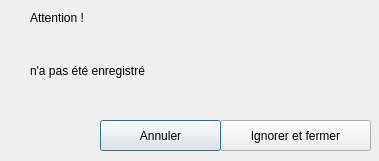
First picture: the form in source/dialogclose.ui, repository Bramas/SimTex, before the edit.
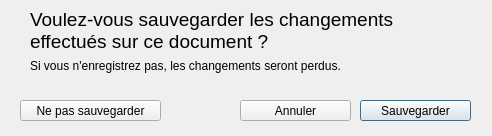
Second picture: the form after the edit.

Commit message: add default font to resource + new design for confirm dialog before closing

```diff
--- a/source/dialogclose.ui
+++ b/source/dialogclose.ui
@@ -6,8 +6,8 @@
    <rect>
     <x>0</x>
     <y>0</y>
-    <width>379</width>
-    <height>161</height>
+    <width>492</width>
+    <height>136</height>
    </rect>
   </property>
   <property name="windowTitle">
@@ -19,11 +19,11 @@
      <x>30</x>
      <y>50</y>
      <width>311</width>
-     <height>41</height>
+     <height>31</height>
     </rect>
    </property>
    <property name="text">
-    <string>n'a pas été enregistré</string>
+    <string>Si vous n'enregistrez pas, les changements seront perdus.</string>
    </property>
    <property name="wordWrap">
     <bool>true</bool>
@@ -34,34 +34,42 @@
     <rect>
      <x>30</x>
      <y>10</y>
-     <width>61</width>
-     <height>16</height>
+     <width>441</width>
+     <height>41</height>
     </rect>
    </property>
+   <property name="font">
+    <font>
+     <pointsize>14</pointsize>
+    </font>
+   </property>
    <property name="text">
-    <string>Attention !</string>
+    <string>Voulez-vous sauvegarder les changements effectués sur ce document ?</string>
+   </property>
+   <property name="wordWrap">
+    <bool>true</bool>
    </property>
   </widget>
   <widget class="QPushButton" name="confirmAndClose">
    <property name="geometry">
     <rect>
-     <x>220</x>
-     <y>120</y>
-     <width>151</width>
-     <height>31</height>
+     <x>20</x>
+     <y>100</y>
+     <width>141</width>
+     <height>21</height>
     </rect>
    </property>
    <property name="text">
-    <string>Ignorer et fermer</string>
+    <string>Ne pas sauvegarder</string>
    </property>
   </widget>
   <widget class="QPushButton" name="cancel">
    <property name="geometry">
     <rect>
-     <x>100</x>
-     <y>120</y>
-     <width>121</width>
-     <height>31</height>
+     <x>240</x>
+     <y>100</y>
+     <width>111</width>
+     <height>21</height>
     </rect>
    </property>
    <property name="text">
@@ -71,6 +79,22 @@
     <bool>true</bool>
    </property>
   </widget>
+  <widget class="QPushButton" name="save">
+   <property name="geometry">
+    <rect>
+     <x>360</x>
+     <y>100</y>
+     <width>111</width>
+     <height>21</height>
+    </rect>
+   </property>
+   <property name="text">
+    <string>Sauvegarder</string>
+   </property>
+   <property name="default">
+    <bool>true</bool>
+   </property>
+  </widget>
  </widget>
  <resources/>
  <connections/>
```
The commit also changes 13 other files.
